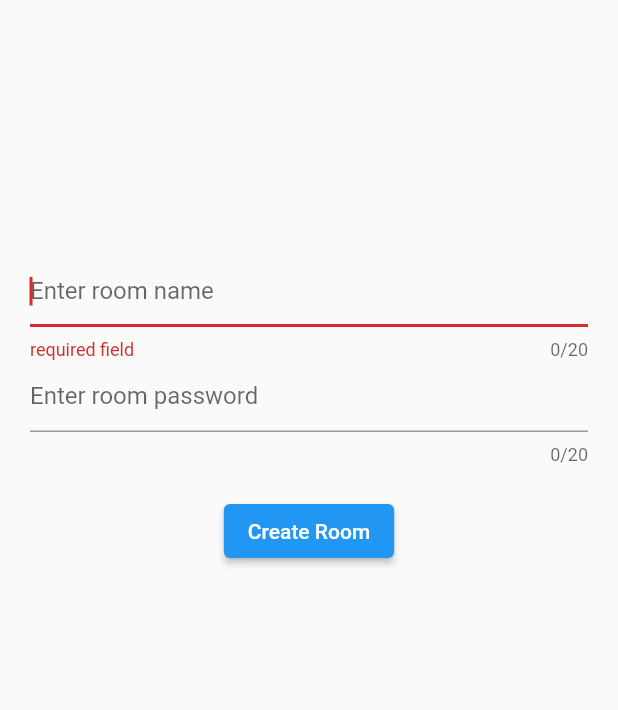
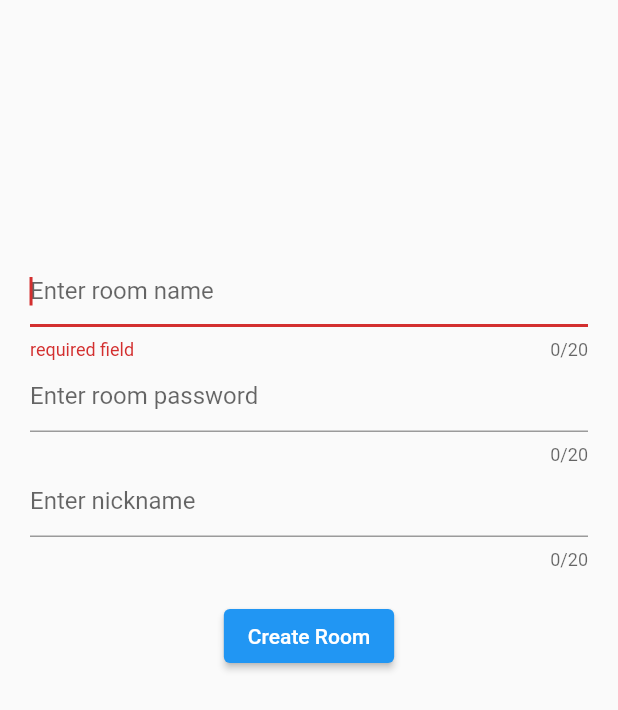
Before and after one commit to cloneot/madcamp-project2, a Flutter app: the screen it shows after launch, after a tap on the "add" icon, on a phone screen of 412 x 824 dp. Shown: the top 710 px of the screen. Run offline on Flutter 3.47's test engine with Material 2 defaults, Android fonts, the phone set to English and light mode, and no system bars; our stand-ins replace dio, fluttertoast, socket_io_client; missing offline and left inert: socket_io_common; network calls fail.

Commit message:
eventhandler frame

```diff
--- a/lib/main.dart
+++ b/lib/main.dart
@@ -1,10 +1,12 @@
 import 'package:flutter/material.dart';
+import 'package:madcamp_project2/provider/room_data_provider.dart';
 import 'package:madcamp_project2/screens/login_screen.dart';
 import 'package:madcamp_project2/screens/game_screen.dart';
 import 'package:madcamp_project2/screens/main_menu_screen.dart';
 import 'package:madcamp_project2/screens/create_room_screen.dart';
 import 'package:madcamp_project2/screens/join_room_screen.dart';
 import 'package:madcamp_project2/screens/user_info_screen.dart';
+import 'package:provider/provider.dart';
 
 void main() {
   runApp(const MyApp());
@@ -16,7 +18,10 @@ class MyApp extends StatelessWidget {
   // This widget is the root of your application.
   @override
   Widget build(BuildContext context) {
-    return MaterialApp(
+    return ChangeNotifierProvider(
+      create: (context) => RoomDataProvider(),
+      child: MaterialApp(
+        title: 'MadCampProject2',
         routes: {
           LoginScreen.routeName: (context) => const LoginScreen(),
           MainMenuScreen.routeName: (context) => const MainMenuScreen(),
@@ -26,6 +31,7 @@ class MyApp extends StatelessWidget {
           GameScreen.routeName: (context) => const GameScreen(),
         },
         initialRoute: MainMenuScreen.routeName,
+      ),
     );
   }
 }
--- /dev/null
+++ b/lib/models/player.dart
@@ -0,0 +1,44 @@
+class Player {
+  final String nickName;
+  //final String socketId;
+  final double points;
+  //final String playerType;
+  Player({
+    required this.nickName,
+    //required this.socketId,
+    required this.points,
+    //required this.playerType,
+});
+
+  Map<String, dynamic> toMap() {
+    return {
+      'nickname': nickName,
+      //'socketID': socketId,
+      'points': points,
+      //'playerType': playerType,
+    };
+  }
+
+  factory Player.fromMap(Map<String, dynamic> map) {
+    return Player(
+      nickName: map['nickName'] ?? '',
+      //socketId: map['socketId'] ?? '',
+      points: map['points']?.toDouble() ?? 0.0,
+      //playerType: map['playerType'] ?? '',
+    );
+  }
+
+  Player copyWith({
+    String? nickName,
+    //String? socketId,
+    double? points,
+    //String? playerType,
+  }) {
+    return Player(
+      nickName: nickName ?? this.nickName,
+      //socketId: socketId ?? this.socketId,
+      points: points ?? this.points,
+      //playerType: playerType ?? this.playerType,
+    );
+  }
+}
--- a/lib/provider/room_data_provider.dart
+++ b/lib/provider/room_data_provider.dart
@@ -1,12 +1,58 @@
 import 'package:flutter/material.dart';
+import 'package:fluttertoast/fluttertoast.dart';
+import 'package:madcamp_project2/models/player.dart';
 
 class RoomDataProvider extends ChangeNotifier {
+  /*
+  Player? _player1;
+  Player? _player2;
+  Player? _player3;
+  Player? _player4;
+   */
+  //roomId, roomName, owner
+  dynamic _roomData;
+  int? _mePlayer;
 
-  Map<String, dynamic> _roomData = {};
-  Map<String, dynamic> get roomData => _roomData;
+  int? get mePlayer => _mePlayer;
+  dynamic get roomData => _roomData;
+  /*
+  Player? get player1 => _player1;
+  Player? get player2 => _player2;
+  Player? get player3 => _player3;
+  Player? get player4 => _player4;
+   */
 
-  void updateRoomData(Map<String, dynamic> data) {
+
+  void updateRoomData(dynamic data) {
     _roomData = data;
     notifyListeners();
   }
+
+  void setMePlayer(int leftSpace) {
+    _mePlayer = 4-leftSpace;
+    notifyListeners();
+  }
+
+  void newPlayer(String nickName) {
+    if(_roomData.space==3) {
+      _roomData.player2 == nickName;
+      _roomData.place--;
+      notifyListeners();
+      return;
+    }
+    if(_roomData.space==2) {
+      _roomData.player3 == nickName;
+      _roomData.place--;
+      notifyListeners();
+      return;
+    }
+    if(_roomData.space==1) {
+      _roomData.player4 == nickName;
+      _roomData.place--;
+      notifyListeners();
+      return;
+    }
+    notifyListeners();
+    return;
+  }
 }
--- a/lib/screens/create_room_screen.dart
+++ b/lib/screens/create_room_screen.dart
@@ -13,12 +13,10 @@ class CreateRoomScreen extends StatefulWidget {
 
 class _CreateRoomScreenState extends State<CreateRoomScreen> {
   final TextEditingController _nameController = TextEditingController();
-  final SocketMethods _socketMethods = SocketMethods();
 
   @override
   void initState() {
     super.initState();
-    _socketMethods.createRoomSuccessListener(context);
   }
 
   @override
--- a/lib/widgets/create_room_form.dart
+++ b/lib/widgets/create_room_form.dart
@@ -15,6 +15,7 @@ class _CreateRoomFormState extends State<CreateRoomForm> {
   final SocketMethods _socketMethods = SocketMethods();
   String roomName = '';
   String password = '';
+  String nickName = '';
 
   @override
   void initState() {
@@ -54,24 +55,22 @@ class _CreateRoomFormState extends State<CreateRoomForm> {
             textInputAction: TextInputAction.done,
             onSaved: (newValue) => password = newValue ?? '',
           ),
+          TextFormField(
+            maxLength: 20,
+            decoration: const InputDecoration(
+              hintText: "Enter nickname",
+            ),
+            autovalidateMode: AutovalidateMode.always,
+            textInputAction: TextInputAction.done,
+            onSaved: (newValue) => nickName = newValue ?? '',
+          ),
           Padding(
             padding: const EdgeInsets.all(20),
             child: ElevatedButton(
               onPressed: () {
                 if (_formKey.currentState!.validate()) {
                   _formKey.currentState!.save();
-                  Fluttertoast.showToast(
-                      msg: 'roomName: $roomName, password: $password',
-                      toastLength: Toast.LENGTH_SHORT,
-                      gravity: ToastGravity.CENTER,
-                      timeInSecForIosWeb: 1,
-                      backgroundColor: Colors.red,
-                      textColor: Colors.white,
-                      fontSize: 16.0
-                  );
-
-                  //서버에 방 생성 요청
-                  _socketMethods.createRoom(roomName);
+                  _socketMethods.createRoom(roomName, nickName);
                 }
               },
               child: const Text('Create Room'),
```
Also changed, not shown: lib/resources/socket_methods.dart (+68 -26 lines), lib/screens/game_screen.dart (+6 -4 lines). Lines whose indentation alone changed are shown as unchanged.
